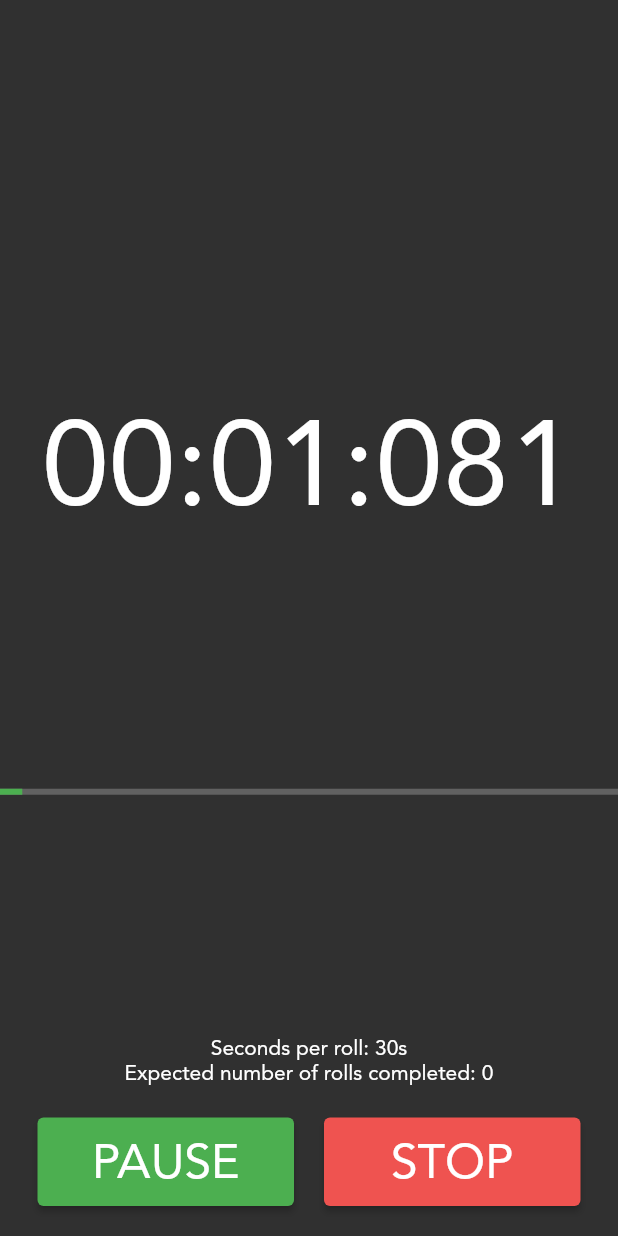
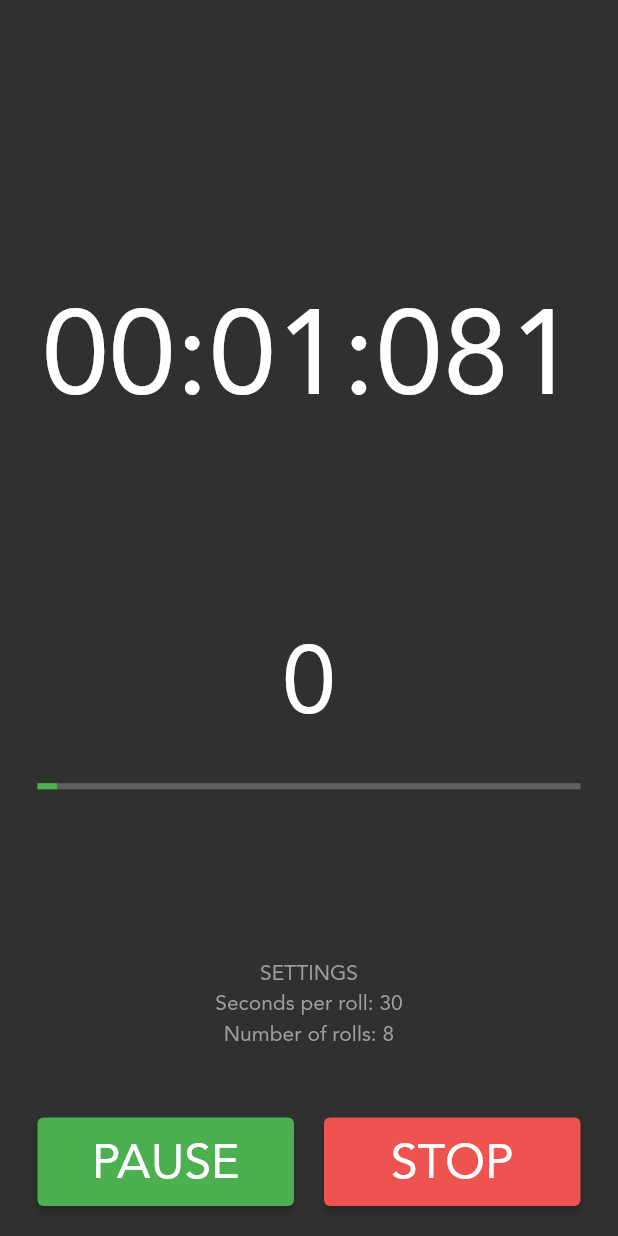
Before and after one commit to G-Tang2/sushi-stopwatch, a Flutter app: the screen it shows after launch, after a tap on "START", on a phone screen of 412 x 824 dp. Run offline on Flutter 3.47's test engine with Material 2 defaults, Android fonts, the light colour scheme and no system bars; our stand-ins replace audioplayers.

Commit message:
Format stopwatch page - linear progress bar and display settings

```diff
--- a/lib/page/stopwatch_page.dart
+++ b/lib/page/stopwatch_page.dart
@@ -43,14 +43,22 @@ class _StopwatchPageState extends State<StopWatchPage> {
               children: [
                 Expanded(
                     child: Column(children: [
-                  const Spacer(flex: 5),
+                  const Spacer(flex: 3),
                   FormattedTime(_duration).buildTime(),
-                  const Spacer(flex: 3),
-                  LinearProgressIndicator(
-                      value: ((_duration.inMilliseconds %
-                              (widget.secondsPerRoll * 1000))) /
-                          (widget.secondsPerRoll * 1000)),
-                  const Spacer(flex: 3),
+                  const Spacer(flex: 2),
+                  Text(
+                    '$_expectedCompletedRolls',
+                    style: const TextStyle(fontSize: 64),
+                  ),
+                  Container(
+                      margin: const EdgeInsets.all(25),
+                      child: LinearProgressIndicator(
+                          value: ((_duration.inMilliseconds %
+                                  (widget.secondsPerRoll * 1000))) /
+                              (widget.secondsPerRoll * 1000))),
+                  const Spacer(
+                    flex: 1,
+                  ),
                   configFields()
                 ])),
                 Container(
@@ -127,14 +135,15 @@ class _StopwatchPageState extends State<StopWatchPage> {
   }
 
   Widget configFields() {
-    return Column(
-        mainAxisAlignment: MainAxisAlignment.center,
-        children: <Widget>[
-          Column(children: <Widget>[
-            Text('Seconds per roll: ${widget.secondsPerRoll.round()}s'),
-            Text('Expected number of rolls completed: $_expectedCompletedRolls')
-          ])
-        ]);
+    return Container(
+        margin: const EdgeInsets.all(25),
+        child: Column(children: <Widget>[
+          const Text('SETTINGS', style: const TextStyle(color: Colors.grey)),
+          Text('Seconds per roll: ${widget.secondsPerRoll.round()}',
+              style: const TextStyle(height: 1.5, color: Colors.grey)),
+          Text('Number of rolls: ${widget.numberOfRolls.round()}',
+              style: const TextStyle(height: 1.5, color: Colors.grey))
+        ]));
   }
 
   Widget buildStopwatchButtons() {
```
